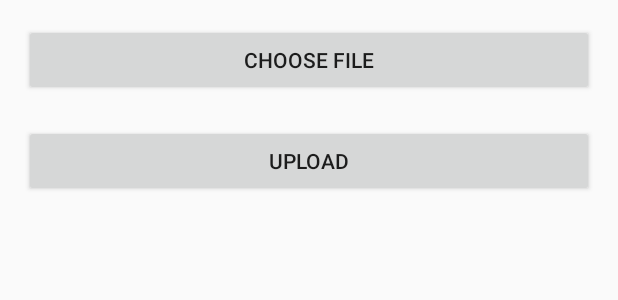
After one commit to VaniDevs/Team8HeimdallrEndingViolenceAndroidApp, an Android app: the layout activity_uploadactivity.xml on its own in the app's theme, with its tools: preview values and no code run, on a phone screen of 412 x 824 dp. The commit adds this screen. Shown: the top 300 px of the screen. Run offline under Robolectric (Android 15) with nearby library versions, the phone set to English and light mode, and no system bars.

Commit message:
Stashing changes

```diff
--- a/mobile/src/main/java/ca/bcit/heimdallr/ending_violence/CameraPreview.java
+++ b/mobile/src/main/java/ca/bcit/heimdallr/ending_violence/CameraPreview.java
@@ -21,7 +21,7 @@ public class CameraPreview extends SurfaceView implements SurfaceHolder.Callback
         mHolder = getHolder();
         mHolder.addCallback(this);
         mHolder.setType(SurfaceHolder.SURFACE_TYPE_PUSH_BUFFERS);
-
+        mHolder.setFixedSize(100,100);
     }
     public void surfaceCreated(SurfaceHolder holder){
         try {
--- a/mobile/src/main/java/ca/bcit/heimdallr/ending_violence/HomeActivity.java
+++ b/mobile/src/main/java/ca/bcit/heimdallr/ending_violence/HomeActivity.java
@@ -145,7 +145,7 @@ public class HomeActivity extends AppCompatActivity {
             coordinate_textview.setText(loc.getLatitude() + " " + loc.getLongitude());
 
 
-            Intent intent = new Intent(this, CameraActivity_v2.class);
+            Intent intent = new Intent(this, CameraActivity.class);
 
 
             new IncidentsReport(loc.getLatitude(), loc.getLongitude()).execute((Void) null);
@@ -206,7 +206,7 @@ public class HomeActivity extends AppCompatActivity {
     /* Fragment 1 */
     //button click function for help button
     public void help(View v) {
-        Intent intent = new Intent(this, CameraActivity_v2.class);
+        Intent intent = new Intent(this, UploadActivity.class);
         startActivity(intent);
     }
 
--- /dev/null
+++ b/mobile/src/main/res/layout/activity_uploadactivity.xml
@@ -0,0 +1,35 @@
+<?xml version="1.0" encoding="utf-8"?>
+<LinearLayout xmlns:android="http://schemas.android.com/apk/res/android"
+    xmlns:tools="http://schemas.android.com/tools"
+    android:orientation="vertical"
+    android:layout_width="match_parent"
+    android:layout_height="match_parent"
+    android:paddingBottom="@dimen/activity_vertical_margin"
+    android:paddingLeft="@dimen/activity_horizontal_margin"
+    android:paddingRight="@dimen/activity_horizontal_margin"
+    android:paddingTop="@dimen/activity_vertical_margin"
+    tools:context="net.simplifiedcoding.videoupload.MainActivity">
+
+    <Button
+        android:layout_width="match_parent"
+        android:layout_height="wrap_content"
+        android:text="Choose File"
+        android:id="@+id/buttonChoose" />
+
+    <TextView
+        android:id="@+id/textView"
+        android:layout_width="match_parent"
+        android:layout_height="wrap_content" />
+
+    <Button
+        android:layout_width="match_parent"
+        android:layout_height="wrap_content"
+        android:text="Upload"
+        android:id="@+id/buttonUpload" />
+
+    <TextView
+        android:id="@+id/textViewResponse"
+        android:layout_width="match_parent"
+        android:layout_height="wrap_content" />
+
+</LinearLayout>
--- a/mobile/src/main/res/values/strings.xml
+++ b/mobile/src/main/res/values/strings.xml
@@ -4,6 +4,11 @@
     <string name="title_activity_camera_activity_v2">CameraActivity_v2</string>
     <string name="title_activity_login">Log In</string>
 
+
+    <string name="btnTakePicture">Capture Image</string>
+    <string name="btnRecordVideo">Record Video</string>
+    <string name="or">(or)</string>
+    <string name="btnUploadToServer">Upload to Server</string>
     <!-- Strings related to login -->
     <string name="prompt_email">Email</string>
     <string name="prompt_password">Password</string>
@@ -16,4 +21,5 @@
     <string name="permission_rationale">"Contacts permissions are needed for providing email
         completions."
     </string>
+    <string name="title_activity_upload">UploadActivity</string>
 </resources>
```
Also changed, not shown: mobile/src/main/AndroidManifest.xml (+13 -9 lines), mobile/src/main/java/ca/bcit/heimdallr/ending_violence/CameraActivity.java (+9 -12 lines), mobile/src/main/java/ca/bcit/heimdallr/ending_violence/CameraActivity_v2.java (+8 -4 lines), mobile/src/main/java/ca/bcit/heimdallr/ending_violence/Upload.java (+6 -3 lines), mobile/src/main/java/ca/bcit/heimdallr/ending_violence/UploadActivity.java (added, +125 -0 lines), mobile/src/main/res/layout/activity_upload.xml (added, +34 -0 lines), mobile/src/main/res/layout/content_upload.xml (added, +15 -0 lines).
